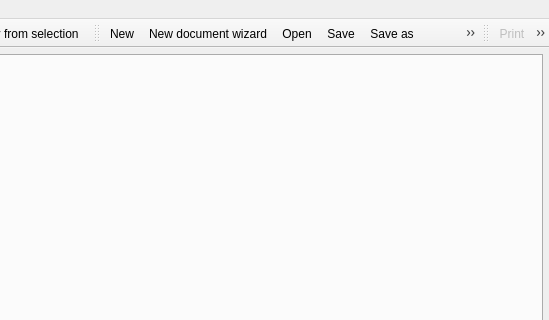
Above: src/ui/mainwin.ui from canorusmusic/canorus before the change; both pictures show x 356 to 905 and y 0 to 320 of the 905 by 660 pixel window. Below: the same form after it.
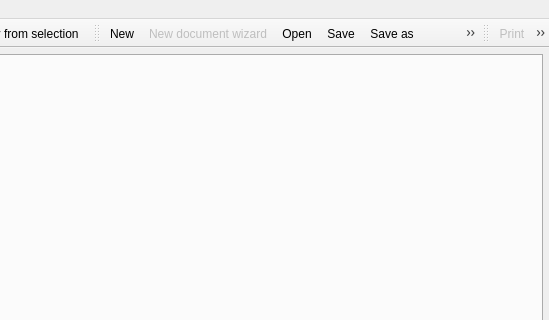
That is the form after the change. Icons and pictures are not drawn.

Patch:
```diff
--- a/src/ui/mainwin.ui
+++ b/src/ui/mainwin.ui
@@ -747,6 +747,9 @@
    </property>
   </action>
   <action name="uiNewDocumentWizard" >
+   <property name="enabled" >
+    <bool>false</bool>
+   </property>
    <property name="icon" >
     <iconset resource="mainwin.qrc" >:/menu/images/filenewwizard.png</iconset>
    </property>
```
Left out of the diff: 42 changed lines with no effect on the pictures.
